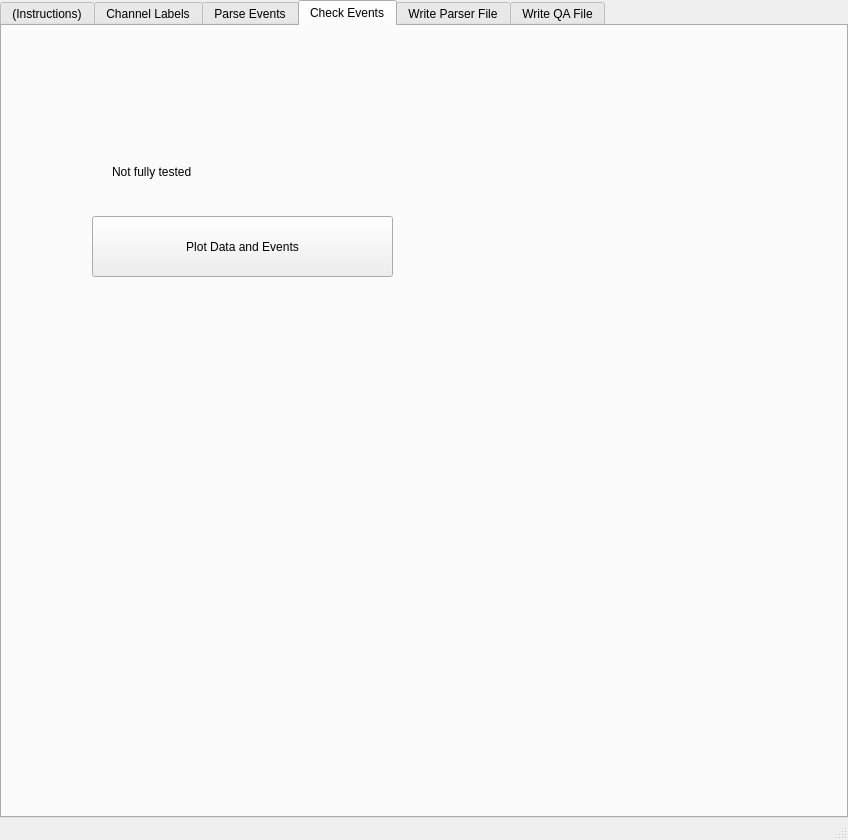
Before: the Qt Designer form nih2mne/GUI/templates/trigger_processing_gui.ui in nih-megcore/nih_to_mne, drawn with Qt 5.
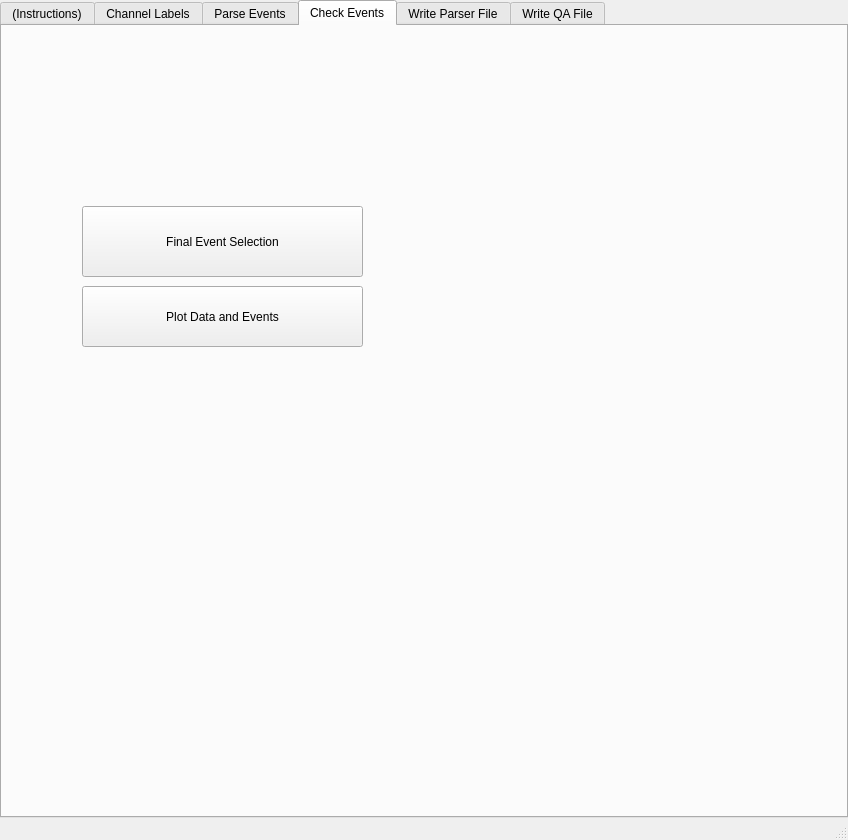
After: the same form once the commit is applied. The open tabs and pages were chosen to show the change.

Commit message: WIP - added write parser script with default output name and location

```diff
--- a/nih2mne/GUI/templates/trigger_processing_gui.ui
+++ b/nih2mne/GUI/templates/trigger_processing_gui.ui
@@ -429,25 +429,12 @@
        <attribute name="title">
         <string>Check Events</string>
        </attribute>
-       <widget class="QLabel" name="label_2">
+       <widget class="QPushButton" name="pb_PlotData">
         <property name="geometry">
          <rect>
-          <x>110</x>
-          <y>90</y>
-          <width>431</width>
-          <height>111</height>
-         </rect>
-        </property>
-        <property name="text">
-         <string>Not fully tested </string>
-        </property>
-       </widget>
-       <widget class="QPushButton" name="pushButton_3">
-        <property name="geometry">
-         <rect>
-          <x>90</x>
-          <y>190</y>
-          <width>301</width>
+          <x>80</x>
+          <y>260</y>
+          <width>281</width>
           <height>61</height>
          </rect>
         </property>
@@ -455,6 +442,19 @@
          <string>Plot Data and Events</string>
         </property>
        </widget>
+       <widget class="QPushButton" name="pb_FinalEventSelection">
+        <property name="geometry">
+         <rect>
+          <x>80</x>
+          <y>180</y>
+          <width>281</width>
+          <height>71</height>
+         </rect>
+        </property>
+        <property name="text">
+         <string>Final Event Selection</string>
+        </property>
+       </widget>
       </widget>
       <widget class="QWidget" name="tab_write_parser_file">
        <property name="sizePolicy">
```
Left out of the diff: 26 changed lines with no effect on the pictures. The commit also changes 2 other files.
